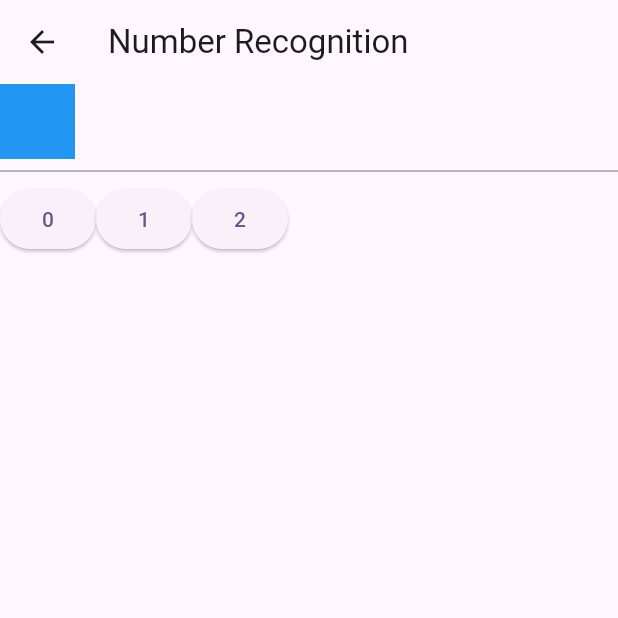
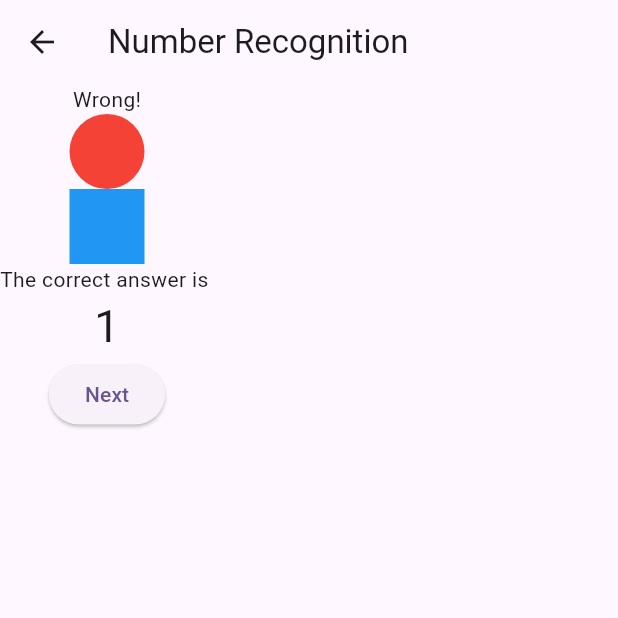
Before and after one commit to igorbasko01/flutter-arithmetic-expression-generator, a Flutter app: the NumberRecognitionPage screen opened directly, after a tap on an icon or button, on a phone screen of 412 x 824 dp, the top half of it. Run offline on Flutter 3.47's test engine with Material 2 defaults, Android fonts, the phone set to English and light mode, and no system bars; our stand-ins replace flutter_bloc.

Commit message:
handle number recognition answer bloc (#4)
* handle number recognition answer bloc

* draw answer on UI

* wrap the objects drawing so it won't be clipped

```diff
--- a/lib/bloc/number_recognition_bloc.dart
+++ b/lib/bloc/number_recognition_bloc.dart
@@ -1,3 +1,5 @@
+import 'dart:async';
+
 import 'package:arithmetic_expressions_generator/bloc/number_recognition_event.dart';
 import 'package:arithmetic_expressions_generator/bloc/number_recognition_state.dart';
 import 'package:arithmetic_expressions_generator/utils/random_number_generator.dart';
@@ -13,6 +15,7 @@
         super(InitialNumberRecognitionState()) {
     on<GenerateNewExerciseNumberRecognitionEvent>(
         _onGenerateNewExerciseNumberRecognitionEvent);
+    on<CheckAnswerNumberRecognitionEvent>(_onCheckAnswerNumberRecognitionEvent);
   }
 
   void _onGenerateNewExerciseNumberRecognitionEvent(
@@ -22,7 +25,7 @@
         .values[random.nextInt(NumberRecognitionObjectType.values.length)];
     var numberOfObjects = random.nextInt(event.maxNumber) + 1;
     var rightAnswerPlace = random.nextInt(maxAnswers);
-    var otherAnswers = [numberOfObjects-1, numberOfObjects+1];
+    var otherAnswers = [numberOfObjects - 1, numberOfObjects + 1];
     var answers = List<int>.filled(maxAnswers, 0);
     answers[rightAnswerPlace] = numberOfObjects;
     for (var i = 0; i < maxAnswers; i++) {
@@ -31,7 +34,10 @@
       }
     }
 
-    emit(ExerciseNumberRecognitionState(
-        objectType, numberOfObjects, answers));
+    emit(ExerciseNumberRecognitionState(objectType, numberOfObjects, answers));
+  }
+
+  void _onCheckAnswerNumberRecognitionEvent(CheckAnswerNumberRecognitionEvent event, Emitter<NumberRecognitionState> emit) {
+    emit(AnswerNumberRecognitionState(event.answer == event.numberOfObjects, event.numberOfObjects));
   }
 }
--- a/lib/screens/home/number_recognition_page.dart
+++ b/lib/screens/home/number_recognition_page.dart
@@ -29,6 +29,8 @@
                 'Welcome to the Number Recognition!', blocContext);
           } else if (state is ExerciseNumberRecognitionState) {
             return _drawExercise(state, blocContext);
+          } else if (state is AnswerNumberRecognitionState) {
+            return _drawAnswer(state, blocContext);
           } else {
             return Container();
           }
@@ -53,14 +55,19 @@
       const Divider(color: Colors.grey, thickness: 1),
       Row(
           children: state.possibleAnswers
-              .map((e) =>
-                  ElevatedButton(onPressed: () {}, child: Text(e.toString())))
+              .map((e) => ElevatedButton(
+                  onPressed: () {
+                    blocContext.read<NumberRecognitionBloc>().add(
+                        CheckAnswerNumberRecognitionEvent(
+                            state.numberOfObjects, e));
+                  },
+                  child: Text(e.toString())))
               .toList()),
     ]);
   }
 
   Widget _drawObjects(int numberOfObjects, Function drawObject) {
-    return Row(
+    return Wrap(
         children: List.generate(numberOfObjects * 2 - 1, (index) {
       if (index % 2 == 0) {
         return drawObject();
@@ -89,4 +96,41 @@
           shape: BoxShape.rectangle,
         ));
   }
+
+  Widget _drawAnswer(
+      AnswerNumberRecognitionState state, BuildContext blocContext) {
+    return Column(children: [
+      Text(state.isCorrect ? 'Correct!' : 'Wrong!'),
+      state.isCorrect ? _drawHappyFace() : _drawSadFace(),
+      state.isCorrect ? Container() : _drawObjects(state.correctAnswer, _drawSquare),
+      const Text('The correct answer is '),
+      Text(state.correctAnswer.toString(),
+          style: const TextStyle(fontSize: 30)),
+      ElevatedButton(
+          onPressed: () => blocContext
+              .read<NumberRecognitionBloc>()
+              .add(GenerateNewExerciseNumberRecognitionEvent(maxNumber: 10)),
+          child: const Text('Next')),
+    ]);
+  }
+
+  Widget _drawHappyFace() {
+    return Container(
+        width: 50,
+        height: 50,
+        decoration: const BoxDecoration(
+          color: Colors.green,
+          shape: BoxShape.circle,
+        ));
+  }
+
+  Widget _drawSadFace() {
+    return Container(
+        width: 50,
+        height: 50,
+        decoration: const BoxDecoration(
+          color: Colors.red,
+          shape: BoxShape.circle,
+        ));
+  }
 }
```
Also changed, not shown: 1 other file.
